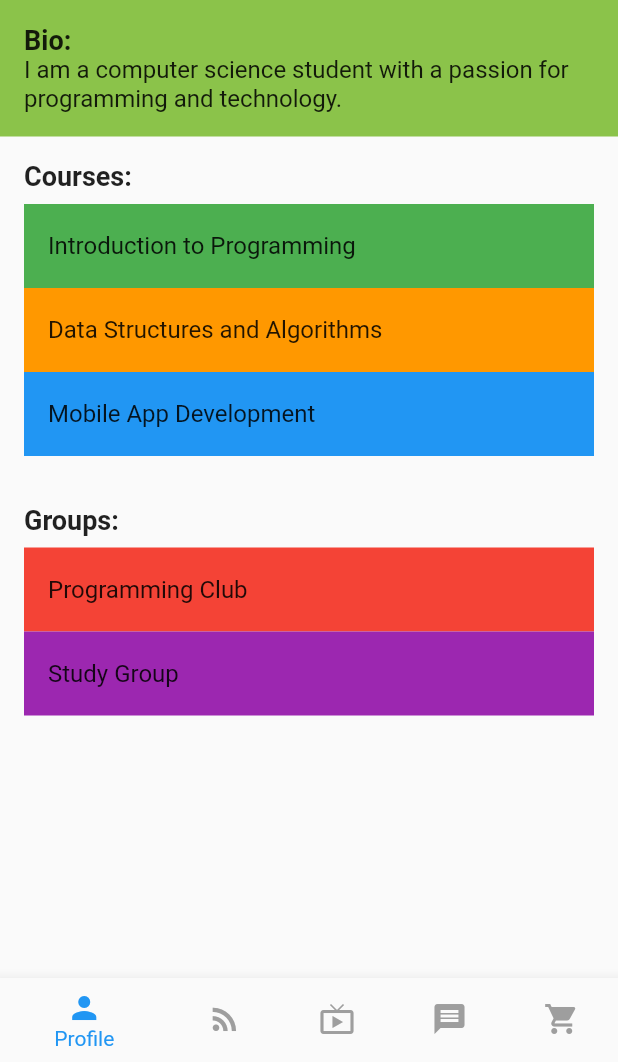
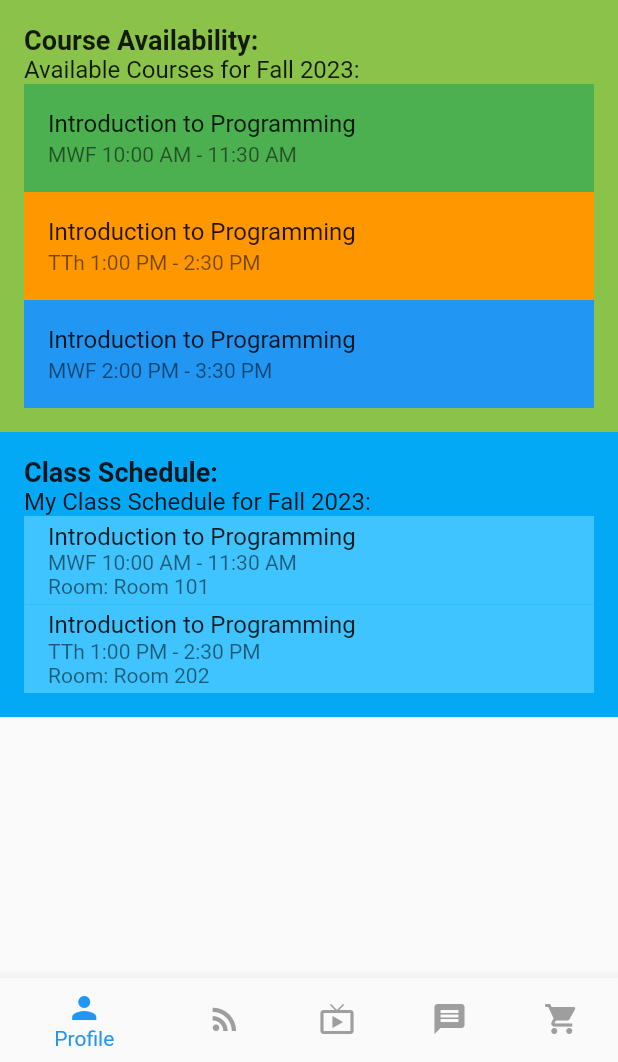
Before and after one commit to UHMSchoolBook/App, a Flutter app: the StudentProfilePage screen opened by its route, after a tap on "Introduction to Programming", on a phone screen of 412 x 824 dp, the part 174-1236 px from its top. Run offline on Flutter 3.47's test engine with Material 2 defaults, Android fonts, the phone set to English and light mode, and no system bars.

Commit message:
(#13) Add Course Page

```diff
--- /dev/null
+++ b/lib/Course/course.dart
@@ -0,0 +1,156 @@
+import 'package:connect_people/Student_Profile_Page/student_ProfilePage.dart';
+import 'package:flutter/material.dart';
+import '../Components/bottom_navigation_bar.dart';
+
+class CoursePage extends StatefulWidget {
+  final String courseName;
+  CoursePage(this.courseName);
+
+  @override
+  _CoursePageState createState() => _CoursePageState();
+}
+
+class _CoursePageState extends State<CoursePage> {
+  int _selectedIndex = 0;
+
+  // Function to update _selectedIndex
+  void _onTabChanged(int index) {
+    setState(() {
+      _selectedIndex = index;
+    });
+  }
+
+  @override
+  Widget build(BuildContext context) {
+    return Scaffold(
+      appBar: MyAppBar(),
+      body: SingleChildScrollView(
+        child: Column(
+          crossAxisAlignment: CrossAxisAlignment.start,
+          children: <Widget>[
+            Container(
+              padding: EdgeInsets.all(16.0),
+              color: Colors.lightGreen, // Color for course section
+              child: Column(
+                crossAxisAlignment: CrossAxisAlignment.start,
+                children: <Widget>[
+                  Text(
+                    'Course Availability:',
+                    style: TextStyle(
+                      fontSize: 18.0,
+                      fontWeight: FontWeight.bold,
+                    ),
+                  ),
+                  Text(
+                    'Available Courses for Fall 2023:',
+                    style: TextStyle(
+                      fontSize: 16.0,
+                    ),
+                  ),
+                  // Replace with actual course availability information
+                  CourseAvailabilityItem(
+                    widget.courseName, // Use widget.courseName here
+                    'MWF 10:00 AM - 11:30 AM',
+                    Colors.green,
+                  ),
+                  // You can continue using widget.courseName for other course items as well
+                  CourseAvailabilityItem(
+                    widget.courseName, // Use widget.courseName here
+                    'TTh 1:00 PM - 2:30 PM',
+                    Colors.orange,
+                  ),
+                  CourseAvailabilityItem(
+                    widget.courseName, // Use widget.courseName here
+                    'MWF 2:00 PM - 3:30 PM',
+                    Colors.blue,
+                  ),
+                ],
+              ),
+            ),
+            Container(
+              padding: EdgeInsets.all(16.0),
+              color: Colors.lightBlue, // Color for class schedule section
+              child: Column(
+                crossAxisAlignment: CrossAxisAlignment.start,
+                children: <Widget>[
+                  Text(
+                    'Class Schedule:',
+                    style: TextStyle(
+                      fontSize: 18.0,
+                      fontWeight: FontWeight.bold,
+                    ),
+                  ),
+                  Text(
+                    'My Class Schedule for Fall 2023:',
+                    style: TextStyle(
+                      fontSize: 16.0,
+                    ),
+                  ),
+                  // Replace with actual class schedule information
+                  ClassScheduleItem(
+                    widget.courseName, // Use widget.courseName here
+                    'MWF 10:00 AM - 11:30 AM',
+                    'Room 101',
+                  ),
+                  // You can continue using widget.courseName for other class schedule items as well
+                  ClassScheduleItem(
+                    widget.courseName, // Use widget.courseName here
+                    'TTh 1:00 PM - 2:30 PM',
+                    'Room 202',
+                  ),
+                ],
+              ),
+            ),
+          ],
+        ),
+      ),
+      bottomNavigationBar: Bottombar(
+        selectedIndex: _selectedIndex,
+        onTabChanged: _onTabChanged,
+      ),
+    );
+  }
+}
+class ClassScheduleItem extends StatelessWidget {
+  final String courseName;
+  final String schedule;
+  final String room;
+
+  ClassScheduleItem(this.courseName, this.schedule, this.room);
+
+  @override
+  Widget build(BuildContext context) {
+    return Container(
+      color: Colors.lightBlueAccent,
+      child: ListTile(
+        title: Text(courseName),
+        subtitle: Column(
+          crossAxisAlignment: CrossAxisAlignment.start,
+          children: <Widget>[
+            Text(schedule),
+            Text('Room: $room'),
+          ],
+        ),
+      ),
+    );
+  }
+}
+
+class CourseAvailabilityItem extends StatelessWidget {
+  final String courseName;
+  final String schedule;
+  final Color color;
+
+  CourseAvailabilityItem(this.courseName, this.schedule, this.color);
+
+  @override
+  Widget build(BuildContext context) {
+    return Container(
+      color: color,
+      child: ListTile(
+        title: Text(courseName),
+        subtitle: Text(schedule),
+      ),
+    );
+  }
+}
--- a/lib/Student_Profile_Page/student_ProfilePage.dart
+++ b/lib/Student_Profile_Page/student_ProfilePage.dart
@@ -1,5 +1,6 @@
 import 'package:flutter/material.dart';
 import '../Components/bottom_navigation_bar.dart';
+import '../Course/course.dart';
 
 class StudentProfilePage extends StatefulWidget {
   @override
@@ -61,18 +62,37 @@ class _StudentProfilePageState extends State<StudentProfilePage> {
                   InkWell(
                     onTap: () {
                       // Handle course click action
+                      Navigator.push(
+                        context,
+                        MaterialPageRoute(
+                          builder: (context) => CoursePage('Introduction to Programming'),
+                        ),
+                      );
                     },
                     child: CourseItem('Introduction to Programming', Colors.green),
                   ),
                   InkWell(
                     onTap: () {
                       // Handle course click action
+                      Navigator.push(
+                        context,
+                        MaterialPageRoute(
+                          builder: (context) => CoursePage('Data Structures and Algorithms'),
+                        ),
+                      );
+
                     },
                     child: CourseItem('Data Structures and Algorithms', Colors.orange),
                   ),
                   InkWell(
                     onTap: () {
                       // Handle course click action
+                      Navigator.push(
+                        context,
+                        MaterialPageRoute(
+                          builder: (context) => CoursePage('Mobile App Development'),
+                        ),
+                      );
                     },
                     child: CourseItem('Mobile App Development', Colors.blue),
                   ),
```
